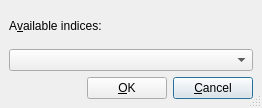
cburschka/lyx, file src/frontends/qt4/ui/PrintindexUi.ui: the form before one commit.
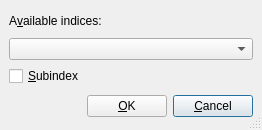
The form after the commit.

```diff
--- a/src/frontends/qt4/ui/PrintindexUi.ui
+++ b/src/frontends/qt4/ui/PrintindexUi.ui
@@ -6,7 +6,7 @@
     <x>0</x>
     <y>0</y>
     <width>262</width>
-    <height>108</height>
+    <height>130</height>
    </rect>
   </property>
   <property name="windowTitle" >
@@ -22,26 +22,46 @@
    <property name="spacing" >
     <number>6</number>
    </property>
-   <item row="1" column="0" >
+   <item row="2" column="2" >
+    <widget class="QPushButton" name="cancelPB" >
+     <property name="text" >
+      <string>&amp;Cancel</string>
+     </property>
+     <property name="default" >
+      <bool>true</bool>
+     </property>
+    </widget>
+   </item>
+   <item row="2" column="1" >
+    <widget class="QPushButton" name="okPB" >
+     <property name="text" >
+      <string>&amp;OK</string>
+     </property>
+     <property name="default" >
+      <bool>false</bool>
+     </property>
+    </widget>
+   </item>
+   <item row="2" column="0" >
     <spacer>
      <property name="orientation" >
       <enum>Qt::Horizontal</enum>
      </property>
      <property name="sizeHint" >
       <size>
-       <width>71</width>
-       <height>20</height>
+       <width>78</width>
+       <height>29</height>
       </size>
      </property>
     </spacer>
    </item>
-   <item row="1" column="1" >
-    <widget class="QPushButton" name="okPB" >
-     <property name="text" >
-      <string>&amp;OK</string>
+   <item row="1" column="0" colspan="3" >
+    <widget class="QCheckBox" name="subindexCB" >
+     <property name="toolTip" >
+      <string>Check if this index should be part (e.g., a section) of the former one.</string>
      </property>
-     <property name="default" >
-      <bool>false</bool>
+     <property name="text" >
+      <string>&amp;Subindex</string>
      </property>
     </widget>
    </item>
@@ -72,16 +92,6 @@
      </item>
     </layout>
    </item>
-   <item row="1" column="2" >
-    <widget class="QPushButton" name="cancelPB" >
-     <property name="text" >
-      <string>&amp;Cancel</string>
-     </property>
-     <property name="default" >
-      <bool>true</bool>
-     </property>
-    </widget>
-   </item>
   </layout>
  </widget>
  <tabstops>
```
Left out of the diff: 2 changed lines with no effect on the pictures.
